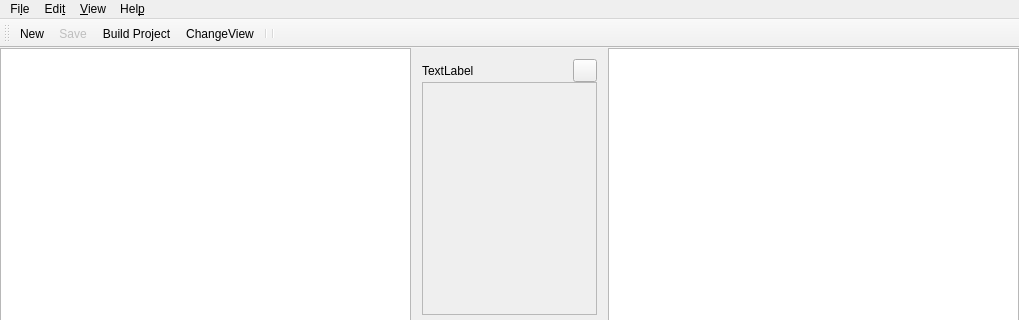
The window that elbefrontend/mainwindow.ui (emtrion/elbe-gui) describes before a commit, drawn with Qt 5; both pictures show x 0 to 1019 and y 0 to 320 of the 1019 by 669 pixel window.
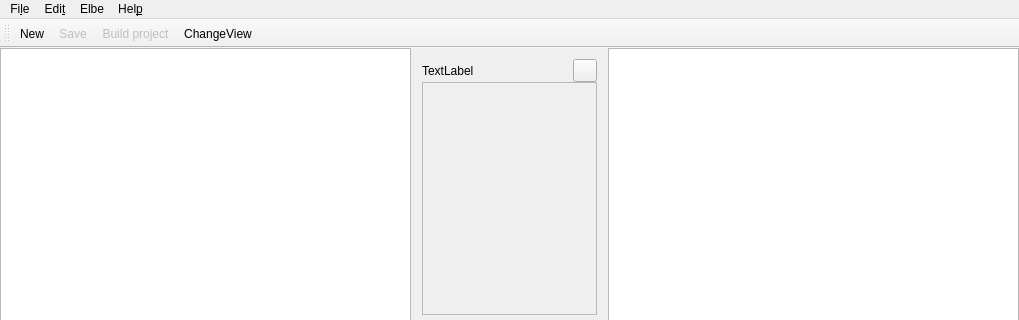
The same window after the commit. Icons and pictures are not drawn. Custom widgets are drawn as their Qt base class.

```diff
--- a/elbefrontend/mainwindow.ui
+++ b/elbefrontend/mainwindow.ui
@@ -342,7 +342,7 @@
    </widget>
    <widget class="QMenu" name="menuView">
     <property name="title">
-     <string>&amp;View</string>
+     <string>Elbe</string>
     </property>
    </widget>
    <widget class="QMenu" name="menuHilfe">
@@ -372,8 +372,6 @@
    <addaction name="actionSave"/>
    <addaction name="actionBuild"/>
    <addaction name="action_ChangeView"/>
-   <addaction name="separator"/>
-   <addaction name="separator"/>
   </widget>
   <widget class="QStatusBar" name="statusBar"/>
   <action name="actionNew">
@@ -519,8 +517,19 @@
    </property>
   </action>
   <action name="actionBuild">
+   <property name="enabled">
+    <bool>false</bool>
+   </property>
    <property name="text">
-    <string>&amp;Build Project</string>
+    <string>&amp;Build project</string>
+   </property>
+  </action>
+  <action name="actionDownload_files">
+   <property name="enabled">
+    <bool>false</bool>
+   </property>
+   <property name="text">
+    <string>&amp;Download files</string>
    </property>
   </action>
  </widget>
```
Left out of the diff: 7 changed lines with no effect on the pictures.
